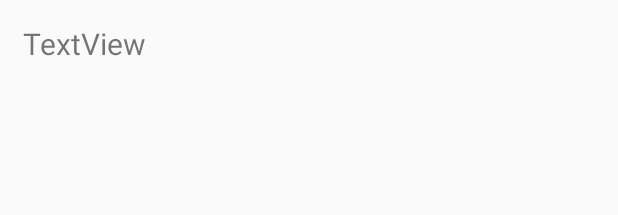
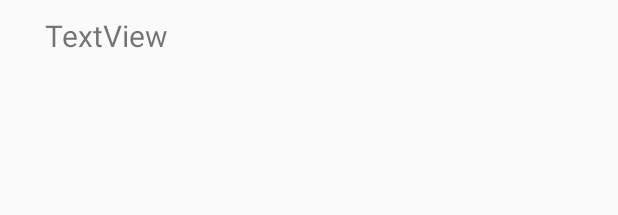
Before and after one commit to bigfootone/MobilePoEBuddy, an Android app: the layout custom_single_row.xml on its own in the app's theme, with its tools: preview values and no code run, on a phone screen of 412 x 824 dp. Shown: the top 215 px of the screen. Run offline under Robolectric (Android 15) with nearby library versions, the phone set to English and light mode, and no system bars; network calls fail.

Commit message:
Dan,please help me
I need this from you

```diff
--- a/app/src/main/java/com/example/bigfootone/mobilepoebuddy/SingleUniqueItem.java
+++ b/app/src/main/java/com/example/bigfootone/mobilepoebuddy/SingleUniqueItem.java
@@ -34,7 +34,7 @@ public class SingleUniqueItem implements Serializable {
 
     public void setItemID(int ItemID)
     {
-        this.itemID = itemID;
+        this.itemID = ItemID;
     }
 
     public String getItemCategory()
--- a/app/src/main/res/layout/custom_single_child_row.xml
+++ b/app/src/main/res/layout/custom_single_child_row.xml
@@ -9,7 +9,7 @@
         android:layout_height="wrap_content"
         android:id="@+id/uniqueSingleChildRow"
         android:textSize="16dp"
-        android:paddingLeft="20dp"
+        android:paddingLeft="30dp"
         android:paddingTop="15dp"
         android:paddingBottom="15dp"/>
 
--- a/app/src/main/res/layout/custom_single_row.xml
+++ b/app/src/main/res/layout/custom_single_row.xml
@@ -8,6 +8,8 @@
         android:layout_width="match_parent"
         android:layout_height="wrap_content"
         android:id="@+id/uniqueSingleRow"
-        android:textSize="20dp"
-        android:padding="15dp" />
+        android:textSize="20sp"
+        android:paddingStart="30dp"
+        android:paddingTop="10dp"
+        android:paddingBottom="10dp"/>
 </LinearLayout>
--- a/app/src/main/res/layout/fragment_unique_item.xml
+++ b/app/src/main/res/layout/fragment_unique_item.xml
@@ -15,8 +15,7 @@
             android:layout_width="match_parent"
             android:layout_height="match_parent"
             android:id="@+id/UniqueExpandableListView2"
-            android:fadeScrollbars="false"
-            tools:indicatorLeft="a" />
+            android:fadeScrollbars="false" />
     </LinearLayout>
 
 </FrameLayout>
```
Also changed, not shown: app/src/main/java/com/example/bigfootone/mobilepoebuddy/SingleUniqueItemDisplay.java (+18 -11 lines), app/src/main/java/com/example/bigfootone/mobilepoebuddy/UniqueItemDatabaseManager.java (+13 -10 lines).
